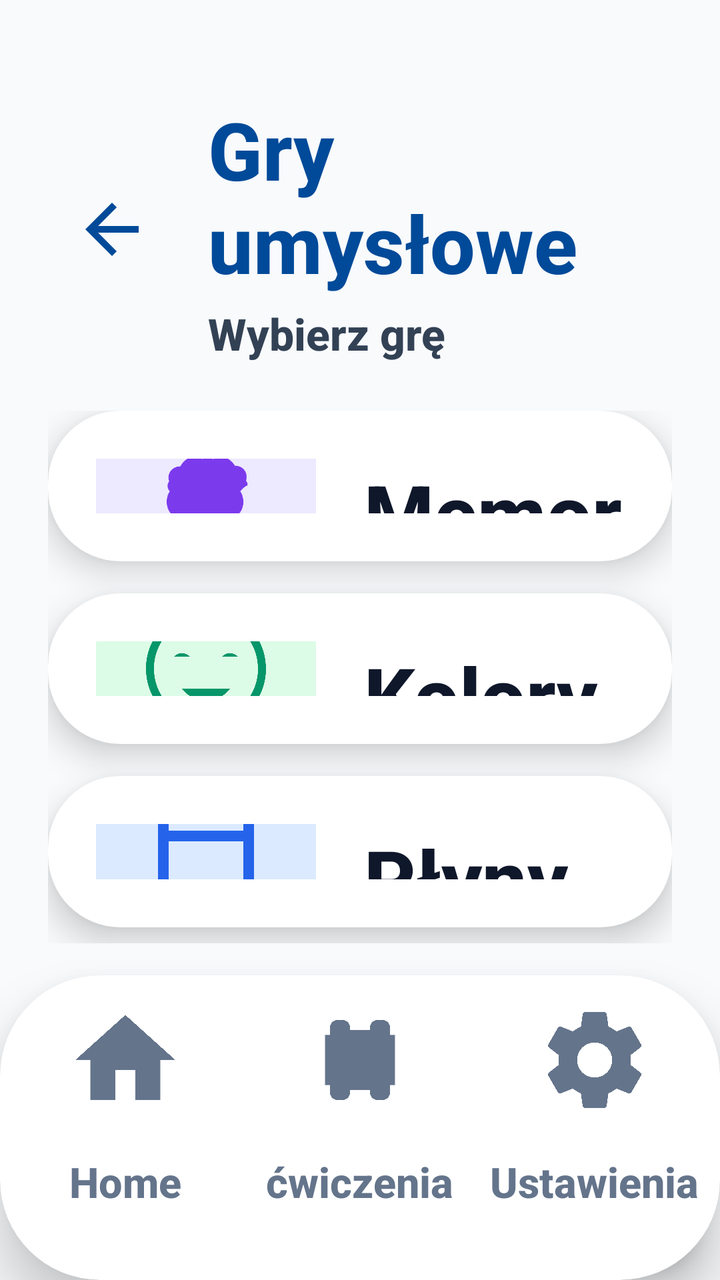
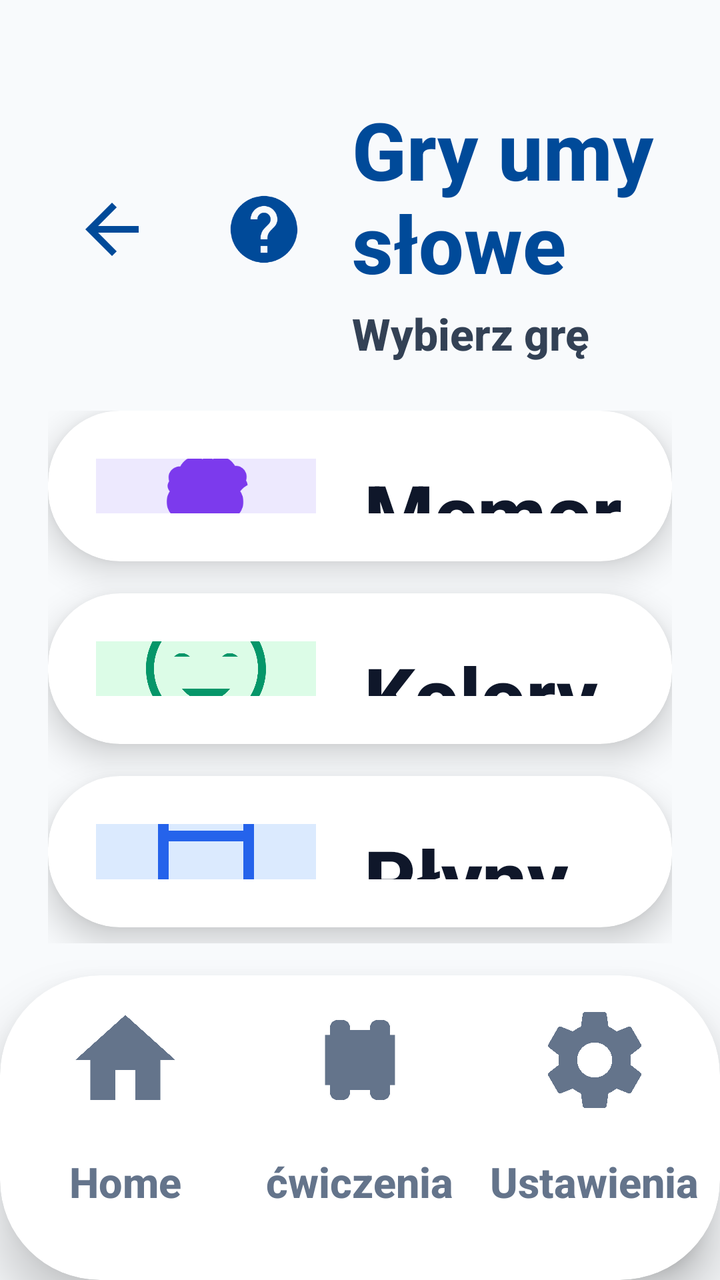

Before-and-after screenshots of an Android layout around one commit, followed by the original layout XML and the change that was made.
<!-- AndroidManifest.xml: application theme Theme.Fitnessapp -->
<!-- res/layout/activity_mind_games.xml -->
<?xml version="1.0" encoding="utf-8"?>
<androidx.constraintlayout.widget.ConstraintLayout xmlns:android="http://schemas.android.com/apk/res/android"
    xmlns:app="http://schemas.android.com/apk/res-auto"
    android:layout_width="match_parent"
    android:layout_height="match_parent"
    android:background="#F8FAFC">

    
    <LinearLayout
        android:id="@+id/header_container"
        android:layout_width="match_parent"
        android:layout_height="wrap_content"
        android:orientation="horizontal"
        android:paddingHorizontal="24dp"
        android:paddingTop="48dp"
        android:gravity="center_vertical"
        app:layout_constraintTop_toTopOf="parent">

        <ImageButton
            android:id="@+id/btn_back"
            android:layout_width="64dp"
            android:layout_height="64dp"
            android:background="?android:attr/selectableItemBackgroundBorderless"
            android:src="@drawable/ic_back"
            app:tint="#004A99"
            android:scaleType="fitCenter"
            android:padding="12dp" />

        <LinearLayout
            android:layout_width="0dp"
            android:layout_height="wrap_content"
            android:layout_weight="1"
            android:orientation="vertical"
            android:layout_marginStart="16dp">

            <TextView
                android:id="@+id/tv_title"
                android:layout_width="match_parent"
                android:layout_height="wrap_content"
                android:text="Gry umysłowe"
                android:textColor="#004A99"
                android:textSize="40sp"
                android:textStyle="bold" />

            <TextView
                android:layout_width="match_parent"
                android:layout_height="wrap_content"
                android:layout_marginTop="4dp"
                android:text="Wybierz grę"
                android:textColor="#334155"
                android:textSize="22sp"
                android:textStyle="bold" />
        </LinearLayout>
    </LinearLayout>

    
    <LinearLayout
        android:layout_width="match_parent"
        android:layout_height="0dp"
        android:orientation="vertical"
        android:paddingHorizontal="24dp"
        android:paddingTop="24dp"
        android:paddingBottom="16dp"
        app:layout_constraintTop_toBottomOf="@id/header_container"
        app:layout_constraintBottom_toTopOf="@id/bottom_nav_container">

        
        <androidx.cardview.widget.CardView
            android:id="@+id/card_memory_selection"
            android:layout_width="match_parent"
            android:layout_height="0dp"
            android:layout_weight="1"
            android:layout_marginBottom="16dp"
            app:cardCornerRadius="36dp"
            app:cardElevation="10dp"
            android:clickable="true"
            android:focusable="true"
            app:cardBackgroundColor="#FFFFFF"
            android:foreground="?android:attr/selectableItemBackground">

            <LinearLayout
                android:layout_width="match_parent"
                android:layout_height="match_parent"
                android:gravity="center_vertical"
                android:orientation="horizontal"
                android:padding="24dp">

                <FrameLayout
                    android:layout_width="110dp"
                    android:layout_height="110dp">
                    <View
                        android:layout_width="match_parent"
                        android:layout_height="match_parent"
                        android:background="@drawable/bg_indicator_active"
                        android:backgroundTint="#EDE9FE" />
                    <ImageView
                        android:layout_width="64dp"
                        android:layout_height="64dp"
                        android:layout_gravity="center"
                        android:src="@drawable/ic_brain"
                        app:tint="#7C3AED" />
                </FrameLayout>

                <LinearLayout
                    android:layout_width="match_parent"
                    android:layout_height="wrap_content"
                    android:layout_marginStart="24dp"
                    android:orientation="vertical">
                    <TextView
                        android:layout_width="wrap_content"
                        android:layout_height="wrap_content"
                        android:text="Memory"
                        android:textColor="#0F172A"
                        android:textSize="40sp"
                        android:textStyle="bold" />
                    <TextView
                        android:layout_width="wrap_content"
                        android:layout_height="wrap_content"
                        android:text="Wybierz poziom"
                        android:textColor="#64748B"
                        android:textSize="24sp"
                        android:textStyle="bold" />
                </LinearLayout>
            </LinearLayout>
        </androidx.cardview.widget.CardView>

        
        <androidx.cardview.widget.CardView
            android:id="@+id/card_colors_selection"
            android:layout_width="match_parent"
            android:layout_height="0dp"
            android:layout_weight="1"
            android:layout_marginBottom="16dp"
            app:cardCornerRadius="36dp"
            app:cardElevation="10dp"
            android:clickable="true"
            android:focusable="true"
            app:cardBackgroundColor="#FFFFFF"
            android:foreground="?android:attr/selectableItemBackground">

            <LinearLayout
                android:layout_width="match_parent"
                android:layout_height="match_parent"
                android:gravity="center_vertical"
                android:orientation="horizontal"
                android:padding="24dp">

                <FrameLayout
                    android:layout_width="110dp"
                    android:layout_height="110dp">
                    <View
                        android:layout_width="match_parent"
                        android:layout_height="match_parent"
                        android:background="@drawable/bg_indicator_active"
                        android:backgroundTint="#DCFCE7" />
                    <ImageView
                        android:layout_width="64dp"
                        android:layout_height="64dp"
                        android:layout_gravity="center"
                        android:src="@drawable/ic_mood_happy"
                        app:tint="#059669" />
                </FrameLayout>

                <LinearLayout
                    android:layout_width="match_parent"
                    android:layout_height="wrap_content"
                    android:layout_marginStart="24dp"
                    android:orientation="vertical">
                    <TextView
                        android:layout_width="wrap_content"
                        android:layout_height="wrap_content"
                        android:text="Kolory"
                        android:textColor="#0F172A"
                        android:textSize="40sp"
                        android:textStyle="bold" />
                    <TextView
                        android:layout_width="wrap_content"
                        android:layout_height="wrap_content"
                        android:text="Wybierz poziom"
                        android:textColor="#64748B"
                        android:textSize="24sp"
                        android:textStyle="bold" />
                </LinearLayout>
            </LinearLayout>
        </androidx.cardview.widget.CardView>

        
        <androidx.cardview.widget.CardView
            android:id="@+id/card_liquid_selection"
            android:layout_width="match_parent"
            android:layout_height="0dp"
            android:layout_weight="1"
            android:layout_marginBottom="8dp"
            app:cardCornerRadius="36dp"
            app:cardElevation="10dp"
            android:clickable="true"
            android:focusable="true"
            app:cardBackgroundColor="#FFFFFF"
            android:foreground="?android:attr/selectableItemBackground">

            <LinearLayout
                android:layout_width="match_parent"
                android:layout_height="match_parent"
                android:gravity="center_vertical"
                android:orientation="horizontal"
                android:padding="24dp">

                <FrameLayout
                    android:layout_width="110dp"
                    android:layout_height="110dp">
                    <View
                        android:layout_width="match_parent"
                        android:layout_height="match_parent"
                        android:background="@drawable/bg_indicator_active"
                        android:backgroundTint="#DBEAFE" />
                    <ImageView
                        android:layout_width="64dp"
                        android:layout_height="64dp"
                        android:layout_gravity="center"
                        android:src="@drawable/ic_plan"
                        app:tint="#2563EB" />
                </FrameLayout>

                <LinearLayout
                    android:layout_width="match_parent"
                    android:layout_height="wrap_content"
                    android:layout_marginStart="24dp"
                    android:orientation="vertical">
                    <TextView
                        android:layout_width="wrap_content"
                        android:layout_height="wrap_content"
                        android:text="Płyny"
                        android:textColor="#0F172A"
                        android:textSize="40sp"
                        android:textStyle="bold" />
                    <TextView
                        android:layout_width="wrap_content"
                        android:layout_height="wrap_content"
                        android:text="Sortuj kolory"
                        android:textColor="#64748B"
                        android:textSize="24sp"
                        android:textStyle="bold" />
                </LinearLayout>
            </LinearLayout>
        </androidx.cardview.widget.CardView>

    </LinearLayout>

    <include
        android:id="@+id/bottom_nav_container"
        layout="@layout/layout_bottom_nav"
        android:layout_width="match_parent"
        android:layout_height="wrap_content"
        app:layout_constraintBottom_toBottomOf="parent" />

    <com.google.android.material.floatingactionbutton.FloatingActionButton
        android:id="@+id/fab_mic"
        android:layout_width="wrap_content"
        android:layout_height="wrap_content"
        android:layout_margin="16dp"
        android:layout_marginBottom="220dp"
        android:contentDescription="Nagrywanie głosu"
        android:src="@drawable/ic_mic"
        app:backgroundTint="#004A99"
        app:tint="#FFFFFF"
        app:fabSize="normal"
        app:elevation="8dp"
        app:layout_constraintBottom_toBottomOf="parent"
        app:layout_constraintEnd_toEndOf="parent" />

</androidx.constraintlayout.widget.ConstraintLayout>
<!-- res/layout/layout_bottom_nav.xml (included above) -->
<?xml version="1.0" encoding="utf-8"?>
<androidx.cardview.widget.CardView xmlns:android="http://schemas.android.com/apk/res/android"
    xmlns:app="http://schemas.android.com/apk/res-auto"
    android:id="@+id/bottom_nav_container"
    android:layout_width="match_parent"
    android:layout_height="210dp"
    app:cardCornerRadius="50dp"
    app:cardElevation="16dp"
    app:cardBackgroundColor="#FFFFFF"
    android:layout_marginBottom="-35dp">

    <LinearLayout
        android:layout_width="match_parent"
        android:layout_height="match_parent"
        android:orientation="horizontal"
        android:paddingBottom="35dp"
        android:paddingHorizontal="4dp"
        android:gravity="bottom">

        
        <LinearLayout
            android:id="@+id/nav_home"
            android:layout_width="0dp"
            android:layout_height="match_parent"
            android:layout_weight="1"
            android:gravity="center"
            android:orientation="vertical"
            android:clickable="true"
            android:focusable="true"
            android:background="?android:attr/selectableItemBackground">

            <androidx.cardview.widget.CardView
                android:id="@+id/nav_home_indicator"
                android:layout_width="120dp"
                android:layout_height="85dp"
                app:cardCornerRadius="30dp"
                app:cardElevation="0dp"
                app:cardBackgroundColor="@android:color/transparent">
                <ImageView
                    android:id="@+id/nav_home_icon"
                    android:layout_width="60dp"
                    android:layout_height="60dp"
                    android:layout_gravity="center"
                    android:src="@drawable/ic_home"
                    app:tint="#64748B" />
            </androidx.cardview.widget.CardView>
            <TextView
                android:id="@+id/nav_home_text"
                android:layout_width="wrap_content"
                android:layout_height="wrap_content"
                android:text="Home"
                android:textColor="#64748B"
                android:textStyle="bold"
                android:textSize="21sp"
                android:maxLines="1"
                android:ellipsize="none"
                android:layout_marginTop="4dp" />
        </LinearLayout>

        
        <LinearLayout
            android:id="@+id/nav_plan"
            android:layout_width="0dp"
            android:layout_height="match_parent"
            android:layout_weight="1"
            android:gravity="center"
            android:orientation="vertical"
            android:clickable="true"
            android:focusable="true"
            android:background="?android:attr/selectableItemBackground">

            <androidx.cardview.widget.CardView
                android:id="@+id/nav_plan_indicator"
                android:layout_width="120dp"
                android:layout_height="85dp"
                app:cardCornerRadius="30dp"
                app:cardElevation="0dp"
                app:cardBackgroundColor="@android:color/transparent">
                <ImageView
                    android:id="@+id/nav_plan_icon"
                    android:layout_width="60dp"
                    android:layout_height="60dp"
                    android:layout_gravity="center"
                    android:src="@drawable/ic_dumbbell"
                    app:tint="#64748B" />
            </androidx.cardview.widget.CardView>
            <TextView
                android:id="@+id/nav_plan_text"
                android:layout_width="wrap_content"
                android:layout_height="wrap_content"
                android:text="ćwiczenia"
                android:textColor="#64748B"
                android:textStyle="bold"
                android:textSize="21sp"
                android:maxLines="1"
                android:ellipsize="none"
                android:layout_marginTop="4dp" />
        </LinearLayout>

        
        <LinearLayout
            android:id="@+id/nav_settings"
            android:layout_width="0dp"
            android:layout_height="match_parent"
            android:layout_weight="1"
            android:gravity="center"
            android:orientation="vertical"
            android:clickable="true"
            android:focusable="true"
            android:background="?android:attr/selectableItemBackground">

            <androidx.cardview.widget.CardView
                android:id="@+id/nav_settings_indicator"
                android:layout_width="120dp"
                android:layout_height="85dp"
                app:cardCornerRadius="30dp"
                app:cardElevation="0dp"
                app:cardBackgroundColor="@android:color/transparent">
                <ImageView
                    android:id="@+id/nav_settings_icon"
                    android:layout_width="60dp"
                    android:layout_height="60dp"
                    android:layout_gravity="center"
                    android:src="@drawable/ic_settings"
                    app:tint="#64748B" />
            </androidx.cardview.widget.CardView>
            <TextView
                android:id="@+id/nav_settings_text"
                android:layout_width="wrap_content"
                android:layout_height="wrap_content"
                android:text="Ustawienia"
                android:textColor="#64748B"
                android:textStyle="bold"
                android:textSize="21sp"
                android:maxLines="1"
                android:ellipsize="none"
                android:layout_marginTop="4dp" />
        </LinearLayout>

    </LinearLayout>
</androidx.cardview.widget.CardView>
<!-- resources referenced by this layout -->
<resources>
  <!-- drawable bg_indicator_active (drawable) -->
  <?xml version="1.0" encoding="utf-8"?>
  <shape xmlns:android="http://schemas.android.com/apk/res/android"
      android:shape="rectangle">
      <solid android:color="@color/blue_primary" />
      <corners android:radius="4dp" />
  </shape>
  <!-- drawable ic_back (drawable) -->
  <vector xmlns:android="http://schemas.android.com/apk/res/android"
      android:width="24dp"
      android:height="24dp"
      android:viewportWidth="24"
      android:viewportHeight="24">
      <path
          android:fillColor="#000000"
          android:pathData="M20,11H7.83l5.59,-5.59L12,4l-8,8 8,8 1.41,-1.41L7.83,13H20v-2z"/>
  </vector>
  <!-- drawable ic_dumbbell (drawable) -->
  <vector xmlns:android="http://schemas.android.com/apk/res/android"
      android:width="24dp"
      android:height="24dp"
      android:viewportWidth="24"
      android:viewportHeight="24">
      <path
          android:fillColor="#000000"
          android:pathData="M18,18.5V17H19V7H18V5.5A1.5,1.5 0,0 0,16.5 4H15.5A1.5,1.5 0,0 0,14 5.5V6H10V5.5A1.5,1.5 0,0 0,8.5 4H7.5A1.5,1.5 0,0 0,6 5.5V7H5V17H6V18.5A1.5,1.5 0,0 0,7.5 20H8.5A1.5,1.5 0,0 0,10 18.5V18H14V18.5A1.5,1.5 0,0 0,15.5 20H16.5A1.5,1.5 0,0 0,18 18.5Z"/>
  </vector>
  <!-- drawable ic_home (drawable) -->
  <vector xmlns:android="http://schemas.android.com/apk/res/android"
      android:width="24dp"
      android:height="24dp"
      android:viewportWidth="24"
      android:viewportHeight="24">
      <path
          android:fillColor="#FF000000"
          android:pathData="M10,20V14H14V20H19V12H22L12,3L2,12H5V20H10Z" />
  </vector>
  <!-- drawable ic_mic (drawable) -->
  <vector xmlns:android="http://schemas.android.com/apk/res/android"
      android:width="24dp"
      android:height="24dp"
      android:viewportWidth="24"
      android:viewportHeight="24">
      <path
          android:fillColor="#1A5DFF"
          android:pathData="M12,14c1.66,0 3,-1.34 3,-3V5c0,-1.66 -1.34,-3 -3,-3S9,3.34 9,5v6C9,12.66 10.34,14 12,14zM17.3,11c0,3 -2.54,5.1 -5.3,5.1S6.7,14 6.7,11H5c0,3.41 2.72,6.23 6,6.72V21h2v-3.28c3.28,-0.49 6,-3.31 6,-6.72H17.3z"/>
  </vector>
  <!-- drawable ic_plan (drawable) -->
  <?xml version="1.0" encoding="utf-8"?>
  <vector xmlns:android="http://schemas.android.com/apk/res/android"
      android:width="24dp"
      android:height="24dp"
      android:viewportWidth="24"
      android:viewportHeight="24">
      <path
          android:fillColor="@color/black"
          android:pathData="M19,4h-1V2h-2v2H8V2H6v2H5C3.89,4 3.01,4.9 3.01,6L3,20c0,1.1 0.89,2 2,2h14c1.1,0 2,-0.9 2,-2V6c0,-1.1 -0.9,-2 -2,-2zm0,16H5V10h14v10zM19,8H5V6h14v2z" />
  </vector>
  <style name="Theme.Fitnessapp" parent="Base.Theme.Fitnessapp" />
  <color name="blue_primary">#2563EB</color>
  <color name="black">#FF000000</color>
  <style name="Base.Theme.Fitnessapp" parent="Theme.Material3.Light.NoActionBar">
          
          <item name="android:fontFamily">sans-serif-medium</item>
          <item name="android:textAllCaps">false</item>
          <item name="android:textColor">#0F172A</item>
          <item name="android:windowBackground">#F8FAFC</item>
      </style>
  <!-- unchanged entries left out for length: 3 -->
</resources>

<!-- the commit's change to res/layout/activity_mind_games.xml (unified diff, before → after) -->
@@ -16,15 +16,26 @@
         android:gravity="center_vertical"
         app:layout_constraintTop_toTopOf="parent">
 
-        <ImageButton
-            android:id="@+id/btn_back"
-            android:layout_width="64dp"
-            android:layout_height="64dp"
-            android:background="?android:attr/selectableItemBackgroundBorderless"
-            android:src="@drawable/ic_back"
-            app:tint="#004A99"
-            android:scaleType="fitCenter"
-            android:padding="12dp" />
+<ImageButton
+        android:id="@+id/btn_back"
+        android:layout_width="64dp"
+        android:layout_height="64dp"
+        android:background="?android:attr/selectableItemBackgroundBorderless"
+        android:src="@drawable/ic_back"
+        app:tint="#004A99"
+        android:scaleType="fitCenter"
+        android:padding="12dp" />
+
+    <ImageButton
+        android:id="@+id/btn_help"
+        android:layout_width="56dp"
+        android:layout_height="56dp"
+        android:layout_marginStart="16dp"
+        android:background="?android:attr/selectableItemBackgroundBorderless"
+        android:src="@drawable/ic_help"
+        android:scaleType="fitCenter"
+        android:padding="8dp"
+        android:contentDescription="Pomoc głosowa" />
 
         <LinearLayout
             android:layout_width="0dp"
<!-- resource entries referenced after the edit -->
@@ -26,6 +26,16 @@
       <path
           android:fillColor="#000000"
           android:pathData="M18,18.5V17H19V7H18V5.5A1.5,1.5 0,0 0,16.5 4H15.5A1.5,1.5 0,0 0,14 5.5V6H10V5.5A1.5,1.5 0,0 0,8.5 4H7.5A1.5,1.5 0,0 0,6 5.5V7H5V17H6V18.5A1.5,1.5 0,0 0,7.5 20H8.5A1.5,1.5 0,0 0,10 18.5V18H14V18.5A1.5,1.5 0,0 0,15.5 20H16.5A1.5,1.5 0,0 0,18 18.5Z"/>
+  </vector>
+  <!-- drawable ic_help (drawable) -->
+  <vector xmlns:android="http://schemas.android.com/apk/res/android"
+      android:width="48dp"
+      android:height="48dp"
+      android:viewportWidth="24"
+      android:viewportHeight="24">
+      <path
+          android:fillColor="#004A99"
+          android:pathData="M12,2C6.48,2 2,6.48 2,12s4.48,10 10,10 10,-4.48 10,-10S17.52,2 12,2zM13,19h-2v-2h2v2zM15.07,11.25l-0.9,0.92C13.45,12.9 13,13.5 13,15h-2v-0.5c0,-1.1 0.45,-2.1 1.17,-2.83l1.24,-1.26c0.37,-0.36 0.59,-0.86 0.59,-1.41 0,-1.1 -0.9,-2 -2,-2s-2,0.9 -2,2L8,9c0,-2.21 1.79,-4 4,-4s4,1.79 4,4c0,0.88 -0.36,1.68 -0.93,2.25z"/>
   </vector>
   <!-- drawable ic_home (drawable) -->
   <vector xmlns:android="http://schemas.android.com/apk/res/android"
